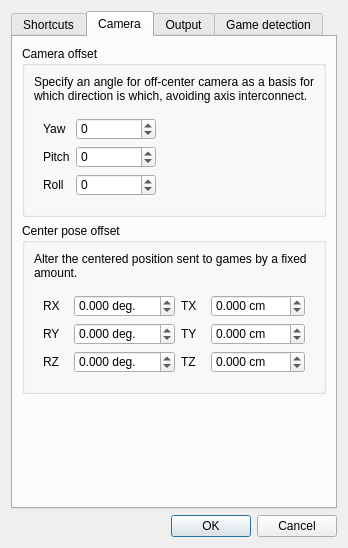
Qt form facetracknoir/settings.ui (opentrack/opentrack) before a commit.
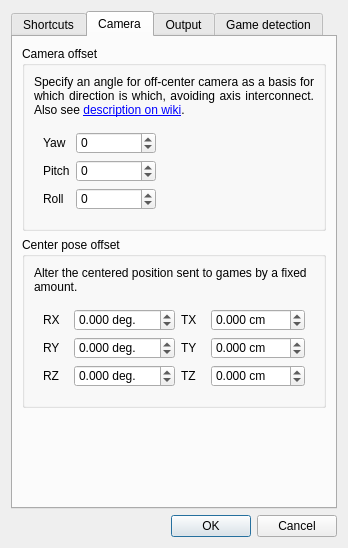
The same form after that commit. The open tabs and pages were chosen to show the change. Icons and pictures are not drawn. Custom widgets are drawn as their Qt base class.

Commit message: add description on wiki for camera offset

```diff
--- a/facetracknoir/settings.ui
+++ b/facetracknoir/settings.ui
@@ -223,7 +223,7 @@
           <item row="2" column="0">
            <widget class="QLabel" name="label_17">
             <property name="text">
-             <string>Specify an angle for off-center camera as a basis for which direction is which, avoiding axis interconnect.</string>
+             <string>&lt;html&gt;&lt;head/&gt;&lt;body&gt;&lt;p&gt;Specify an angle for off-center camera as a basis for which direction is which, avoiding axis interconnect. Also see &lt;a href=&quot;https://github.com/opentrack/opentrack/wiki/choosing-camera-offset&quot;&gt;&lt;span style=&quot; text-decoration: underline; color:#0000ff;&quot;&gt;description on wiki&lt;/span&gt;&lt;/a&gt;.&lt;/p&gt;&lt;/body&gt;&lt;/html&gt;</string>
             </property>
             <property name="alignment">
              <set>Qt::AlignJustify|Qt::AlignVCenter</set>
```
Left out of the diff: 3 changed lines with no effect on the pictures.
